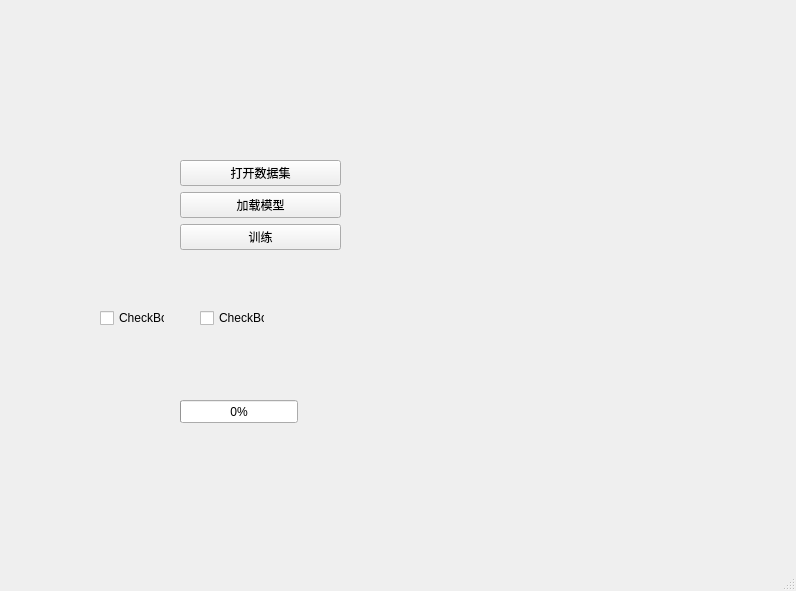
First picture: the form in ui/main_page.ui, repository Znmangosteen/EvoTool, before the edit.
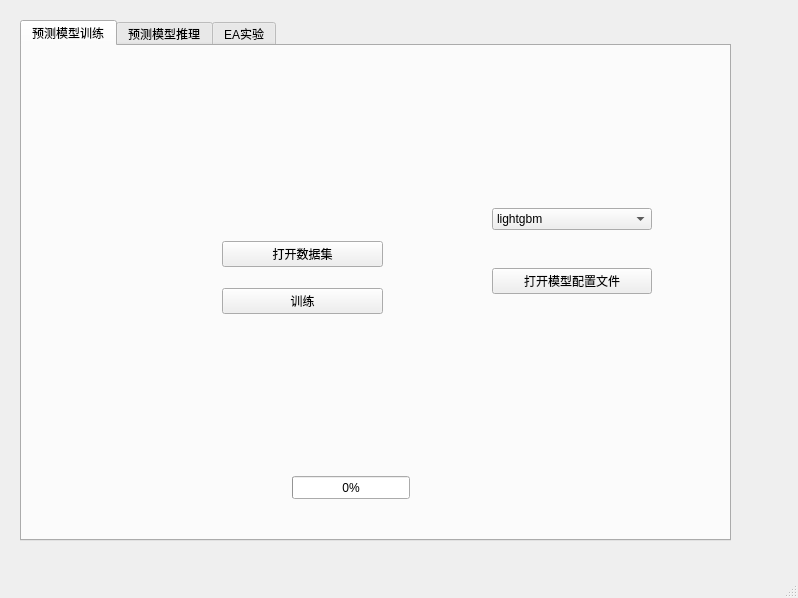
Second picture: the form after the edit.

Commit message: update page & add config function

What changed in the file:
```diff
--- a/ui/main_page.ui
+++ b/ui/main_page.ui
@@ -6,21 +6,37 @@
    <rect>
     <x>0</x>
     <y>0</y>
-    <width>796</width>
-    <height>591</height>
+    <width>798</width>
+    <height>598</height>
    </rect>
   </property>
   <property name="windowTitle">
    <string>MainWindow</string>
   </property>
   <widget class="QWidget" name="centralwidget">
+   <widget class="QTabWidget" name="tab">
+    <property name="geometry">
+     <rect>
+      <x>20</x>
+      <y>20</y>
+      <width>711</width>
+      <height>521</height>
+     </rect>
+    </property>
+    <property name="currentIndex">
+     <number>0</number>
+    </property>
+    <widget class="QWidget" name="prediction_train">
+     <attribute name="title">
+      <string>预测模型训练</string>
+     </attribute>
    <widget class="QWidget" name="verticalLayoutWidget">
     <property name="geometry">
      <rect>
-      <x>180</x>
-      <y>160</y>
+        <x>200</x>
+        <y>180</y>
       <width>161</width>
-      <height>91</height>
+        <height>104</height>
      </rect>
     </property>
     <layout class="QVBoxLayout" name="verticalLayout">
@@ -31,13 +47,6 @@
        </property>
       </widget>
      </item>
-     <item>
-      <widget class="QPushButton" name="open_model_btn">
-       <property name="text">
-        <string>加载模型</string>
-       </property>
-      </widget>
-     </item>
      <item>
       <widget class="QPushButton" name="train_btn">
        <property name="text">
@@ -50,8 +59,8 @@
    <widget class="QProgressBar" name="progressBar">
     <property name="geometry">
      <rect>
-      <x>180</x>
-      <y>400</y>
+        <x>270</x>
+        <y>430</y>
       <width>118</width>
       <height>23</height>
      </rect>
@@ -60,31 +69,63 @@
      <number>0</number>
     </property>
    </widget>
-   <widget class="QCheckBox" name="checkBox">
+     <widget class="QWidget" name="verticalLayoutWidget_2">
     <property name="geometry">
      <rect>
-      <x>200</x>
-      <y>310</y>
-      <width>65</width>
-      <height>16</height>
-     </rect>
-    </property>
+        <x>470</x>
+        <y>130</y>
+        <width>160</width>
+        <height>151</height>
+       </rect>
+      </property>
+      <layout class="QVBoxLayout" name="verticalLayout_3">
+       <item>
+        <widget class="QComboBox" name="algo_select">
+         <item>
     <property name="text">
-     <string>CheckBox</string>
-    </property>
-   </widget>
-   <widget class="QCheckBox" name="checkBox_2">
+           <string>lightgbm</string>
+          </property>
+         </item>
+         <item>
+          <property name="text">
+           <string>随机森林</string>
+          </property>
+         </item>
+        </widget>
+       </item>
+       <item>
+        <widget class="QPushButton" name="prediction_config_btn">
+         <property name="text">
+          <string>打开模型配置文件</string>
+         </property>
+        </widget>
+       </item>
+      </layout>
+     </widget>
+    </widget>
+    <widget class="QWidget" name="prediction_infer">
+     <attribute name="title">
+      <string>预测模型推理</string>
+     </attribute>
+     <widget class="QPushButton" name="open_model_btn">
     <property name="geometry">
      <rect>
-      <x>100</x>
-      <y>310</y>
-      <width>65</width>
-      <height>16</height>
+        <x>180</x>
+        <y>130</y>
+        <width>159</width>
+        <height>23</height>
      </rect>
     </property>
     <property name="text">
-     <string>CheckBox</string>
-    </property>
+       <string>加载模型</string>
+      </property>
+     </widget>
+    </widget>
+    <widget class="QWidget" name="EA_train">
+     <attribute name="title">
+      <string>EA实验</string>
+     </attribute>
+    </widget>
    </widget>
   </widget>
   <widget class="QMenuBar" name="menubar">
```
Left out of the diff: 4 changed lines with no effect on the pictures. Lines whose indentation alone changed are shown as unchanged. The commit also changes 6 other files.
